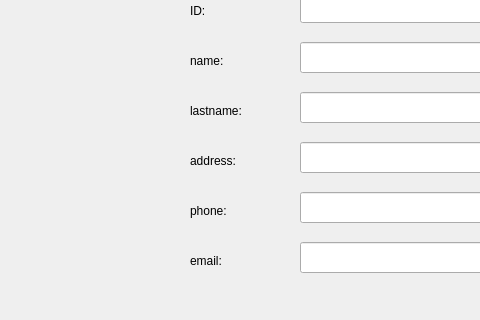
First picture: the form in src/views/configurationInspection/client.ui, repository Jjat00/Deptherm-Inspection, before the edit; both pictures show x 150 to 630 and y 118 to 438 of the 1164 by 588 pixel window.
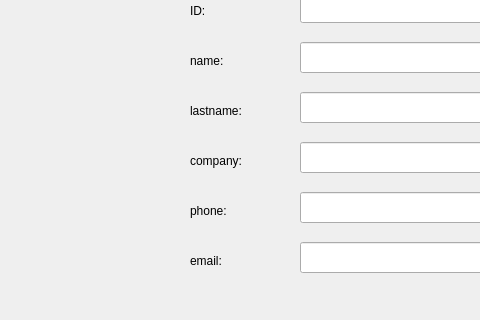
Second picture: the form after the edit.

```diff
--- a/src/views/configurationInspection/client.ui
+++ b/src/views/configurationInspection/client.ui
@@ -118,7 +118,7 @@
     </rect>
    </property>
    <property name="text">
-    <string>address:</string>
+    <string>company:</string>
    </property>
   </widget>
   <widget class="QLineEdit" name="lineEdit_5">
```
Left out of the diff: 36 changed lines with no effect on the pictures.
